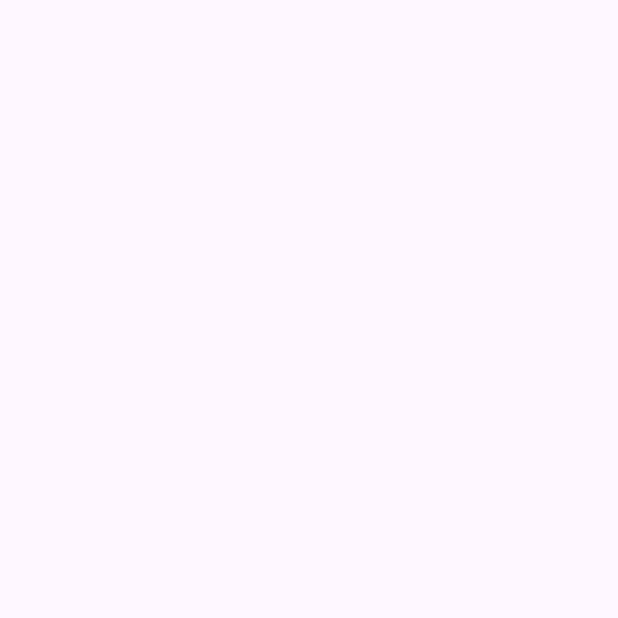
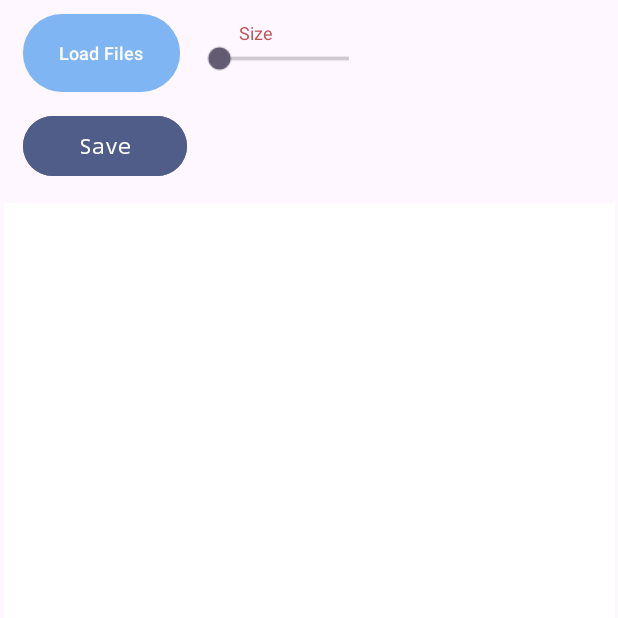
Before and after one commit to FruitAttack/SketchNow, an Android app: the screen it shows after launch (MainActivity), on a phone screen of 412 x 824 dp, the top half of it. Before the commit the part shown is empty. Run offline under Robolectric (Android 15) with nearby library versions, the phone set to English and light mode, and no system bars.

Commit message:
added DrawingView to fragment_canvas. Now the whole ui with the canvas and tools will show up

```diff
--- a/app/src/main/java/com/example/drawingapp/DrawingFragment.kt
+++ b/app/src/main/java/com/example/drawingapp/DrawingFragment.kt
@@ -12,6 +12,6 @@ class DrawingFragment : Fragment() {
         inflater: LayoutInflater, container: ViewGroup?,
         savedInstanceState: Bundle?
     ): View? {
-        return inflater.inflate(R.layout.fragment_drawing, container, false)
+        return inflater.inflate(R.layout.fragment_canvas, container, false)
     }
 }
--- a/app/src/main/java/com/example/drawingapp/DrawingView.kt
+++ b/app/src/main/java/com/example/drawingapp/DrawingView.kt
@@ -26,9 +26,15 @@ class DrawingView(context: Context, attrs: AttributeSet? = null) : View(context,
     private var bitmap: Bitmap? = null
     private var canvas: Canvas? = null
 
-    init {
-        bitmap = Bitmap.createBitmap(1000, 1000, Bitmap.Config.ARGB_8888)
-        canvas = Canvas(bitmap!!)
+    override fun onLayout(changed: Boolean, left: Int, top: Int, right: Int, bottom: Int) {
+        super.onLayout(changed, left, top, right, bottom)
+
+        // Only set up the bitmap if it hasn't been set already
+        if (bitmap == null) {
+            // Create a bitmap with the size of the DrawingView
+            bitmap = Bitmap.createBitmap(right - left, bottom - top, Bitmap.Config.ARGB_8888)
+            canvas = Canvas(bitmap!!)
+        }
     }
 
     //draws on the canvas
--- a/app/src/main/res/layout/fragment_canvas.xml
+++ b/app/src/main/res/layout/fragment_canvas.xml
@@ -92,7 +92,7 @@
 
     </LinearLayout>
 
-    <View
+    <com.example.drawingapp.DrawingView
         android:id="@+id/drawingCanvas"
         android:layout_width="407dp"
         android:layout_height="639dp"
--- a/app/src/main/res/layout/fragment_drawing.xml
+++ /dev/null
@@ -1,11 +0,0 @@
-<?xml version="1.0" encoding="utf-8"?>
-<FrameLayout xmlns:android="http://schemas.android.com/apk/res/android"
-    android:layout_width="match_parent"
-    android:layout_height="match_parent">
-
-    <com.example.drawingapp.DrawingView
-        android:id="@+id/drawing_view"
-        android:layout_width="match_parent"
-        android:layout_height="match_parent" />
-
-</FrameLayout>
```
